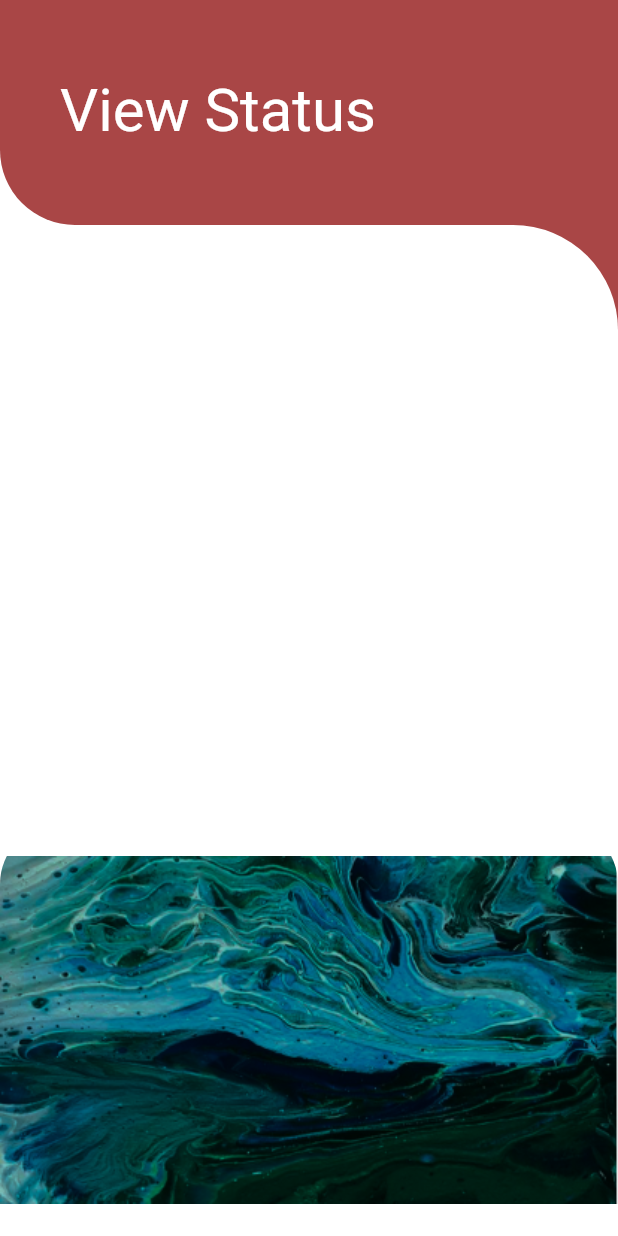
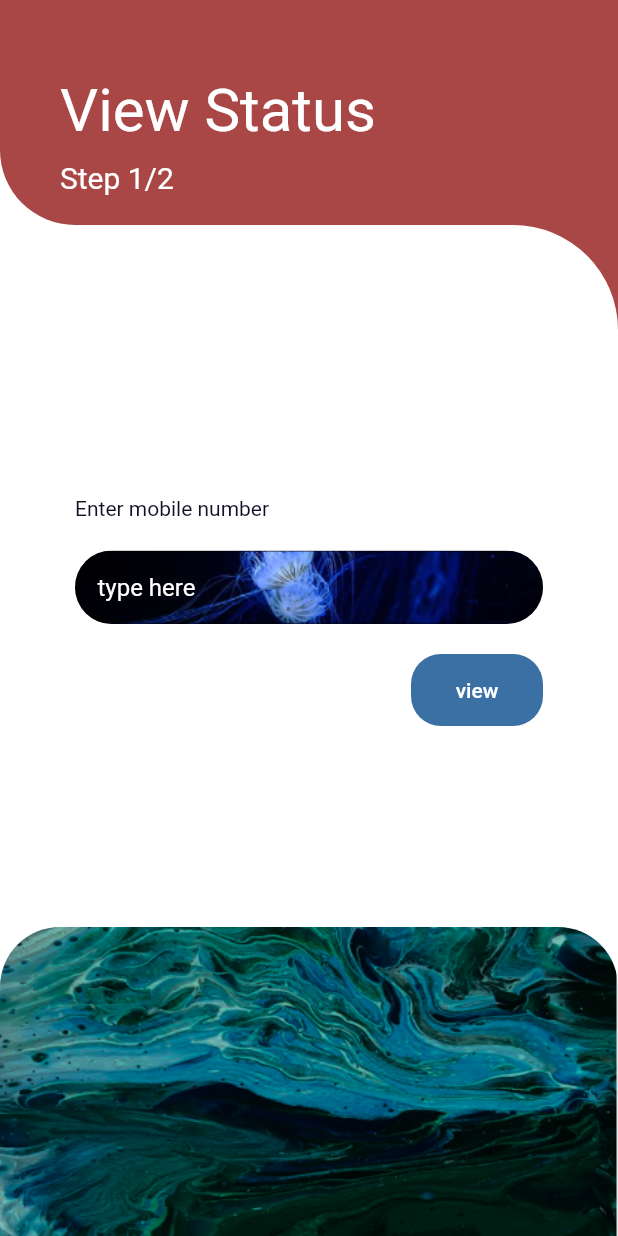
Before and after one commit to hanna2001/sharkhacks, a Flutter app: the screen it shows after launch, after a tap on "learn here", on a phone screen of 412 x 824 dp. Run offline on Flutter 3.47's test engine with Material 2 defaults, Android fonts, the phone set to English and light mode, and no system bars.

Commit message:
viewstatus update

```diff
--- a/lib/home.dart
+++ b/lib/home.dart
@@ -46,6 +46,7 @@ class HomePage extends StatelessWidget {
             child: Container(
               decoration: BoxDecoration(
                 image: DecorationImage(
+                  fit: BoxFit.fill,
                   image: AssetImage('images/Rectangle 2.png'),
                 ),
               ),
--- a/lib/view_status.dart
+++ b/lib/view_status.dart
@@ -25,10 +25,22 @@ class _ViewStatusState extends State<ViewStatus> {
             ),
           ),
           Container(
-            padding: EdgeInsets.symmetric(horizontal: 40, vertical: 50),
-            child: Text(
-              'View Status',
-              style: TextStyle(color: Colors.white, fontSize: 40),
+            padding: EdgeInsets.only(left: 40, right: 40, top: 50),
+            child: Column(
+              crossAxisAlignment: CrossAxisAlignment.start,
+              children: [
+                Text(
+                  'View Status',
+                  style: TextStyle(color: Colors.white, fontSize: 40),
+                ),
+                SizedBox(
+                  height: 10,
+                ),
+                Text(
+                  'Step 1/2',
+                  style: TextStyle(color: Colors.white, fontSize: 20),
+                )
+              ],
             ),
             decoration: BoxDecoration(
               borderRadius:
@@ -41,7 +53,56 @@ class _ViewStatusState extends State<ViewStatus> {
           Positioned(
             top: 150,
             child: Container(
-              child: Container(),
+              padding: EdgeInsets.symmetric(horizontal: 50),
+              child: Column(
+                mainAxisAlignment: MainAxisAlignment.center,
+                children: [
+                  Align(
+                    alignment: Alignment.topLeft,
+                    child: Text('Enter mobile number',
+                        style: TextStyle(color: Color(0xFF130F27))),
+                  ),
+                  Container(
+                    margin: EdgeInsets.symmetric(vertical: 20),
+                    child: TextField(
+                      showCursor: false,
+                      cursorHeight: 30,
+                      decoration: InputDecoration(
+                          hintText: 'type here',
+                          hintStyle: TextStyle(color: Colors.white),
+                          contentPadding: EdgeInsets.symmetric(
+                              vertical: 15, horizontal: 15),
+                          border: OutlineInputBorder(
+                            borderRadius: BorderRadius.circular(30.0),
+                          )),
+                    ),
+                    decoration: BoxDecoration(
+                      borderRadius: BorderRadius.circular(30),
+                      image: DecorationImage(
+                        fit: BoxFit.cover,
+                        image: AssetImage(
+                          "images/textbg.png",
+                        ),
+                      ),
+                    ),
+                  ),
+                  Align(
+                    alignment: Alignment.bottomRight,
+                    child: Material(
+                      color: Color(0xFF3A70A3),
+                      shape: RoundedRectangleBorder(
+                          borderRadius: BorderRadius.circular(20)),
+                      child: MaterialButton(
+                        onPressed: () {},
+                        child: Text(
+                          'view',
+                          style: TextStyle(color: Colors.white),
+                        ),
+                      ),
+                    ),
+                  )
+                ],
+              ),
               decoration: BoxDecoration(
                 borderRadius: BorderRadius.circular(70),
                 color: Colors.white,
@@ -58,10 +119,11 @@ class _ViewStatusState extends State<ViewStatus> {
                     topLeft: Radius.circular(40),
                     topRight: Radius.circular(40)),
                 image: DecorationImage(
+                  fit: BoxFit.fill,
                   image: AssetImage('images/Rectangle 2.png'),
                 ),
               ),
-              height: MediaQuery.of(context).size.height / 3,
+              height: MediaQuery.of(context).size.height / 4,
               width: MediaQuery.of(context).size.width,
             ),
           ),
--- a/pubspec.yaml
+++ b/pubspec.yaml
@@ -28,7 +28,6 @@ dependencies:
   # The following adds the Cupertino Icons font to your application.
   # Use with the CupertinoIcons class for iOS style icons.
   cupertino_icons: ^1.0.2
-  page_slider: ^0.0.2
   pie_chart: ^5.0.0
 
 dev_dependencies:
```
Also changed, not shown: pubspec.lock.
